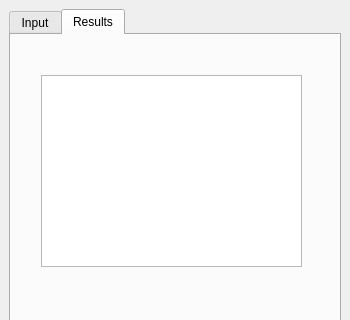
The window that LocatorTool/LocatingTool/locating_tool_dockwidget_base.ui (qq2012/GEO1005) describes before a commit, drawn with Qt 5; both pictures show x 0 to 350 and y 0 to 320 of the 350 by 486 pixel window.
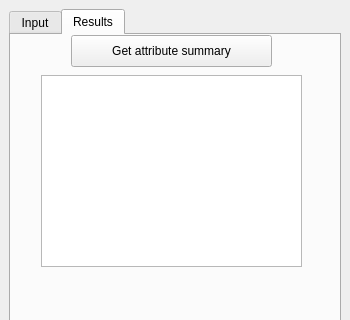
The same window after the commit. The open tabs and pages were chosen to show the change.

Commit message:
Created Summary button (no slowdown!)
Now the attribute summary in  the results tab is only done when the button is clicked - Since it apparently slowed the code down

What changed in the file:
```diff
--- a/LocatorTool/LocatingTool/locating_tool_dockwidget_base.ui
+++ b/LocatorTool/LocatingTool/locating_tool_dockwidget_base.ui
@@ -385,6 +385,19 @@
          </sizepolicy>
         </property>
        </widget>
+       <widget class="QPushButton" name="getSummaryButton">
+        <property name="geometry">
+         <rect>
+          <x>60</x>
+          <y>0</y>
+          <width>201</width>
+          <height>32</height>
+         </rect>
+        </property>
+        <property name="text">
+         <string>Get attribute summary</string>
+        </property>
+       </widget>
       </widget>
      </widget>
     </item>
```
Left out of the diff: 2 changed lines with no effect on the pictures. The commit also changes 1 other file.
